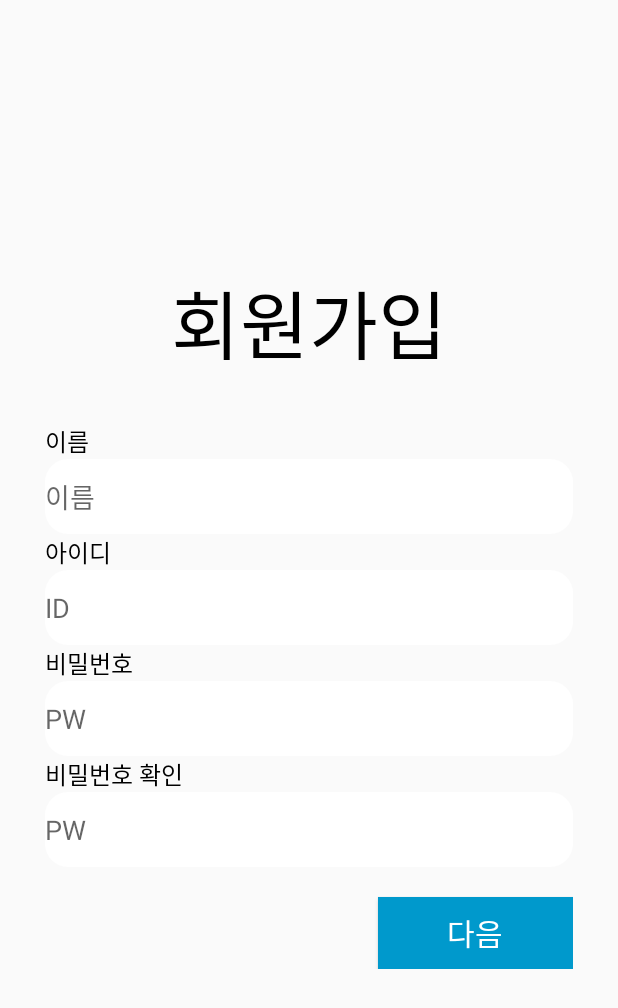
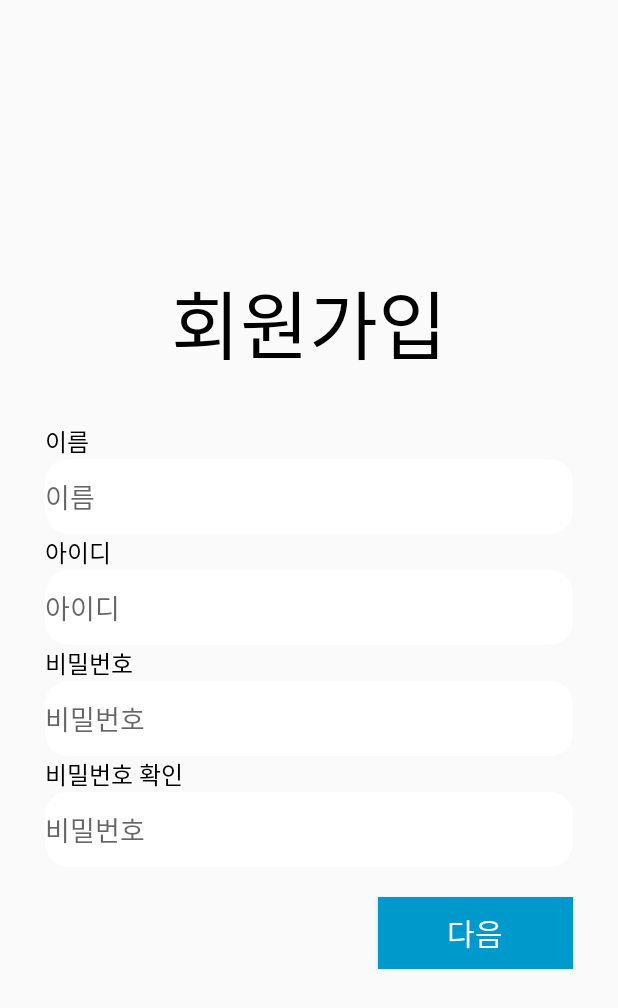
Before and after one commit to Kwak04/Lets-Chat, an Android app: the RegisterActivity screen opened directly, with no data from a screen before it, on a phone screen of 412 x 824 dp. Shown: the top 1008 px of the screen. Run offline under Robolectric (Android 15) with nearby library versions, the phone set to English and light mode, and no system bars.

Commit message:
refactor: change to use string resources in register_screen

```diff
--- a/app/src/main/res/layout/activity_register.xml
+++ b/app/src/main/res/layout/activity_register.xml
@@ -21,7 +21,7 @@
             android:layout_height="wrap_content"
             android:layout_gravity="center"
             android:layout_marginTop="30dp"
-            android:text="회원가입"
+            android:text="@string/action_sign_up"
             android:textColor="@android:color/black"
             android:textSize="50sp" />
 
@@ -34,7 +34,7 @@
             <TextView
                 android:layout_width="wrap_content"
                 android:layout_height="wrap_content"
-                android:text="이름"
+                android:text="@string/text_name"
                 android:textColor="@android:color/black"
                 android:textSize="16sp" />
 
@@ -43,12 +43,12 @@
                 android:layout_width="match_parent"
                 android:layout_height="50dp"
                 android:background="@drawable/rounded_edittext"
-                android:hint="이름" />
+                android:hint="@string/text_name" />
 
             <TextView
                 android:layout_width="wrap_content"
                 android:layout_height="wrap_content"
-                android:text="아이디"
+                android:text="@string/text_id"
                 android:textColor="@android:color/black"
                 android:textSize="16sp" />
 
@@ -57,12 +57,12 @@
                 android:layout_width="match_parent"
                 android:layout_height="50dp"
                 android:background="@drawable/rounded_edittext"
-                android:hint="ID" />
+                android:hint="@string/text_id" />
 
             <TextView
                 android:layout_width="wrap_content"
                 android:layout_height="wrap_content"
-                android:text="비밀번호"
+                android:text="@string/text_pw"
                 android:textColor="@android:color/black"
                 android:textSize="16sp" />
 
@@ -71,12 +71,12 @@
                 android:layout_width="match_parent"
                 android:layout_height="50dp"
                 android:background="@drawable/rounded_edittext"
-                android:hint="PW" />
+                android:hint="@string/text_pw" />
 
             <TextView
                 android:layout_width="wrap_content"
                 android:layout_height="wrap_content"
-                android:text="비밀번호 확인"
+                android:text="@string/text_pw_check"
                 android:textColor="@android:color/black"
                 android:textSize="16sp" />
 
@@ -85,7 +85,7 @@
                 android:layout_width="match_parent"
                 android:layout_height="50dp"
                 android:background="@drawable/rounded_edittext"
-                android:hint="PW" />
+                android:hint="@string/text_pw" />
 
             <Button
                 android:id="@+id/next"
@@ -94,9 +94,9 @@
                 android:background="@android:color/holo_blue_dark"
                 android:textColor="#ffffff"
                 android:textSize="20sp"
-                android:layout_gravity="right"
+                android:layout_gravity="end"
                 android:layout_marginTop="20dp"
-                android:text="다음" />
+                android:text="@string/action_next" />
 
         </LinearLayout>
 
--- a/app/src/main/res/values/strings.xml
+++ b/app/src/main/res/values/strings.xml
@@ -10,7 +10,14 @@
     <string name="action_sign_up">회원가입</string>
     <string name="text_id">아이디</string>
     <string name="text_pw">비밀번호</string>
+    <string name="text_pw_check">비밀번호 확인</string>
+    <string name="text_name">이름</string>
+    <string name="text_school">학교</string>
     <string name="error_invalid_password">비밀번호가 너무 짧습니다.</string>
     <string name="error_incorrect_password">비밀번호가 올바르지 않습니다.</string>
     <string name="error_field_required">내용을 입력해 주세요.</string>
+
+    <!-- Strings related to buttons -->
+    <string name="action_next">다음</string>
+    <string name="action_previous">이전</string>
 </resources>
```
